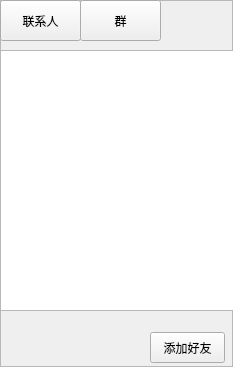
Above: mainpanel.ui from MacinChang/ichat before the change. Below: the same form after it.
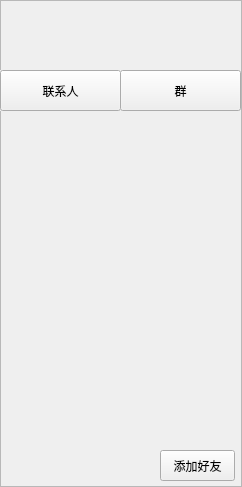
That is the form after the change.

The edit to the form file:
```diff
--- a/mainpanel.ui
+++ b/mainpanel.ui
@@ -6,8 +6,8 @@
    <rect>
     <x>0</x>
     <y>0</y>
-    <width>233</width>
-    <height>367</height>
+    <width>242</width>
+    <height>487</height>
    </rect>
   </property>
   <property name="windowTitle">
@@ -22,8 +22,8 @@
   <widget class="QPushButton" name="btnAdd">
    <property name="geometry">
     <rect>
-     <x>150</x>
-     <y>332</y>
+     <x>160</x>
+     <y>450</y>
      <width>75</width>
      <height>31</height>
     </rect>
@@ -36,36 +36,44 @@
    <property name="geometry">
     <rect>
      <x>0</x>
-     <y>0</y>
-     <width>81</width>
+     <y>70</y>
+     <width>121</width>
      <height>41</height>
     </rect>
    </property>
+   <property name="autoFillBackground">
+    <bool>true</bool>
+   </property>
    <property name="text">
     <string>联系人</string>
    </property>
+   <property name="autoDefault">
+    <bool>false</bool>
+   </property>
+   <property name="flat">
+    <bool>false</bool>
+   </property>
   </widget>
   <widget class="QPushButton" name="btnGroup">
    <property name="geometry">
     <rect>
-     <x>80</x>
-     <y>0</y>
-     <width>81</width>
+     <x>120</x>
+     <y>70</y>
+     <width>121</width>
      <height>41</height>
     </rect>
    </property>
+   <property name="autoFillBackground">
+    <bool>true</bool>
+   </property>
    <property name="text">
     <string>群</string>
    </property>
-  </widget>
-  <widget class="QListWidget" name="listWidgetContact">
-   <property name="geometry">
-    <rect>
-     <x>0</x>
-     <y>50</y>
-     <width>256</width>
-     <height>261</height>
-    </rect>
+   <property name="autoDefault">
+    <bool>false</bool>
+   </property>
+   <property name="flat">
+    <bool>false</bool>
    </property>
   </widget>
  </widget>
```
Left out of the diff: 10 changed lines with no effect on the pictures.
